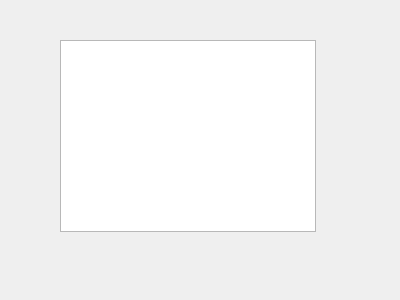
Above: trip.ui from cardenas16/european_cities before the change. Below: the same form after it.
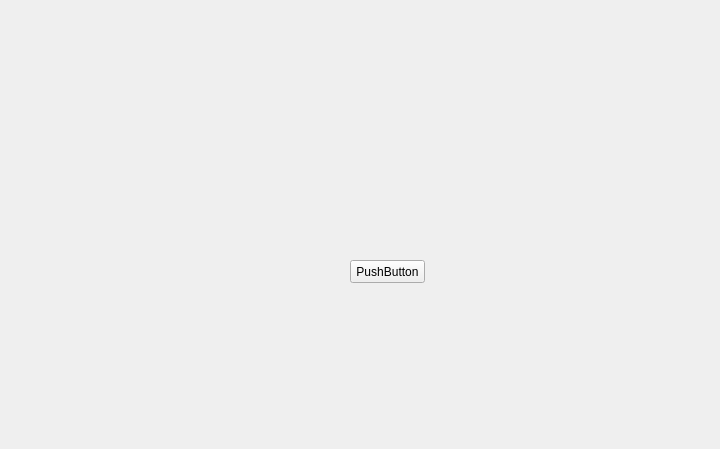
That is the form after the change.

```diff
--- a/trip.ui
+++ b/trip.ui
@@ -6,21 +6,35 @@
    <rect>
     <x>0</x>
     <y>0</y>
-    <width>400</width>
-    <height>300</height>
+    <width>720</width>
+    <height>449</height>
    </rect>
   </property>
   <property name="windowTitle">
    <string>Form</string>
   </property>
-  <widget class="QTableView" name="tableView">
+  <widget class="QWidget" name="verticalLayoutWidget">
    <property name="geometry">
     <rect>
-     <x>60</x>
-     <y>40</y>
-     <width>256</width>
-     <height>192</height>
+     <x>10</x>
+     <y>10</y>
+     <width>131</width>
+     <height>351</height>
     </rect>
+   </property>
+   <layout class="QVBoxLayout" name="tripOverviewLayout"/>
+  </widget>
+  <widget class="QPushButton" name="pushButton">
+   <property name="geometry">
+    <rect>
+     <x>350</x>
+     <y>260</y>
+     <width>75</width>
+     <height>23</height>
+    </rect>
+   </property>
+   <property name="text">
+    <string>PushButton</string>
    </property>
   </widget>
  </widget>
```
